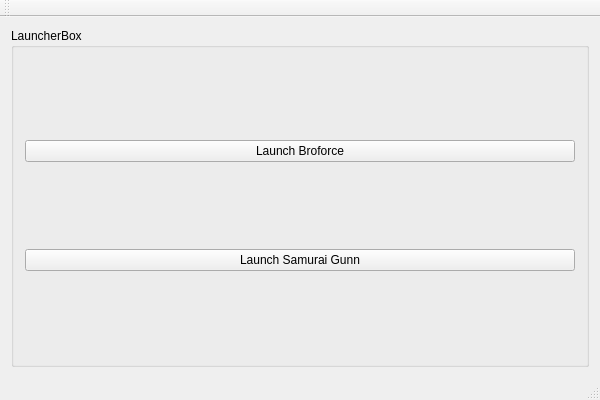
Qt form ApplicationSwitcher/ApplicationSwitcher.ui (fdasta0079/ArcadeSwitcher) before a commit.
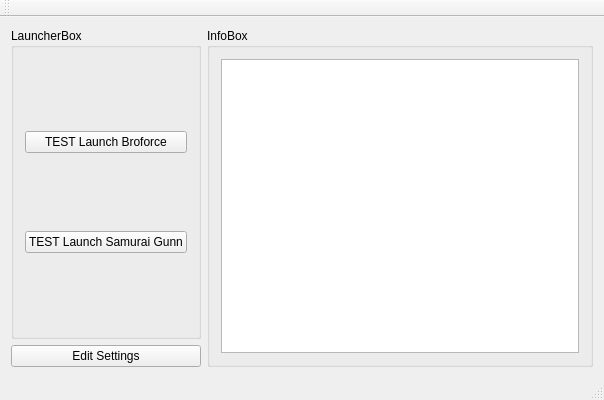
The same form after that commit.

```diff
--- a/ApplicationSwitcher/ApplicationSwitcher.ui
+++ b/ApplicationSwitcher/ApplicationSwitcher.ui
@@ -6,7 +6,7 @@
    <rect>
     <x>0</x>
     <y>0</y>
-    <width>600</width>
+    <width>604</width>
     <height>400</height>
    </rect>
   </property>
@@ -24,16 +24,52 @@
        <item>
         <widget class="QPushButton" name="testBroforceButton">
          <property name="text">
-          <string>Launch Broforce</string>
+          <string>TEST Launch Broforce</string>
          </property>
         </widget>
        </item>
        <item>
         <widget class="QPushButton" name="testSamuraiGunnButton">
          <property name="text">
-          <string>Launch Samurai Gunn</string>
+          <string>TEST Launch Samurai Gunn</string>
          </property>
         </widget>
+       </item>
+       <item>
+        <layout class="QVBoxLayout" name="launchButtonLayout"/>
+       </item>
+      </layout>
+     </widget>
+    </item>
+    <item row="1" column="0">
+     <widget class="QPushButton" name="tmpEditSettingsButton">
+      <property name="text">
+       <string>Edit Settings</string>
+      </property>
+     </widget>
+    </item>
+    <item row="0" column="1" rowspan="2">
+     <widget class="QGroupBox" name="InfoBox">
+      <property name="title">
+       <string>InfoBox</string>
+      </property>
+      <layout class="QVBoxLayout" name="verticalLayout_4">
+       <item>
+        <layout class="QVBoxLayout" name="videoLayout"/>
+       </item>
+       <item>
+        <layout class="QVBoxLayout" name="infoLayout">
+         <item>
+          <widget class="QTextEdit" name="textEdit">
+           <property name="sizePolicy">
+            <sizepolicy hsizetype="MinimumExpanding" vsizetype="MinimumExpanding">
+             <horstretch>0</horstretch>
+             <verstretch>0</verstretch>
+            </sizepolicy>
+           </property>
+          </widget>
+         </item>
+        </layout>
        </item>
       </layout>
      </widget>
```
Left out of the diff: 2 changed lines with no effect on the pictures.
